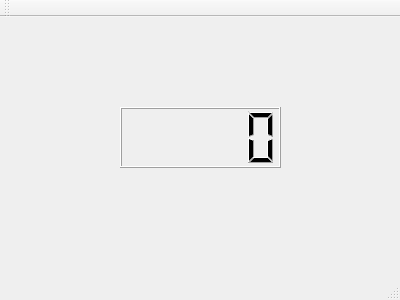
Above: mainwindow.ui from AndressaStefany/SD2 before the change. Below: the same form after it.
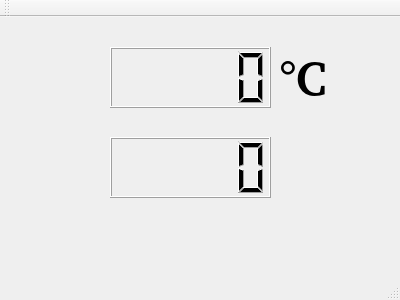
That is the form after the change.

What changed in the file:
```diff
--- a/mainwindow.ui
+++ b/mainwindow.ui
@@ -17,13 +17,44 @@
    <widget class="QLCDNumber" name="lcdNumber">
     <property name="geometry">
      <rect>
-      <x>120</x>
-      <y>90</y>
+      <x>110</x>
+      <y>30</y>
       <width>161</width>
       <height>61</height>
      </rect>
     </property>
    </widget>
+   <widget class="QLCDNumber" name="lcdNumber_2">
+    <property name="geometry">
+     <rect>
+      <x>110</x>
+      <y>120</y>
+      <width>161</width>
+      <height>61</height>
+     </rect>
+    </property>
+   </widget>
+   <widget class="QLabel" name="label">
+    <property name="geometry">
+     <rect>
+      <x>280</x>
+      <y>30</y>
+      <width>81</width>
+      <height>61</height>
+     </rect>
+    </property>
+    <property name="font">
+     <font>
+      <family>Bitstream Charter</family>
+      <pointsize>36</pointsize>
+      <weight>75</weight>
+      <bold>true</bold>
+     </font>
+    </property>
+    <property name="text">
+     <string>°C</string>
+    </property>
+   </widget>
   </widget>
   <widget class="QMenuBar" name="menuBar">
    <property name="geometry">
```
